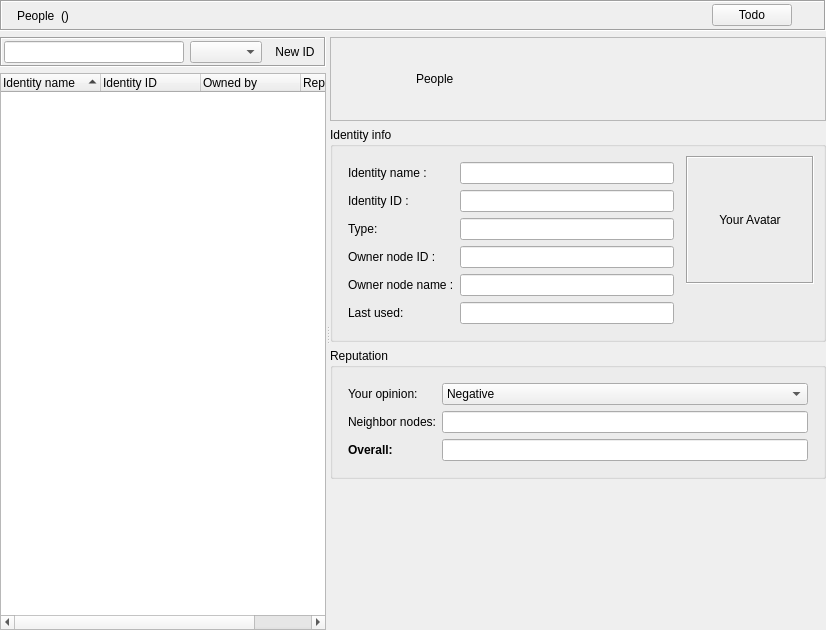
The window that retroshare-gui/src/gui/Identity/IdDialog.ui (RetroShare/RetroShare) describes before a commit, drawn with Qt 5.
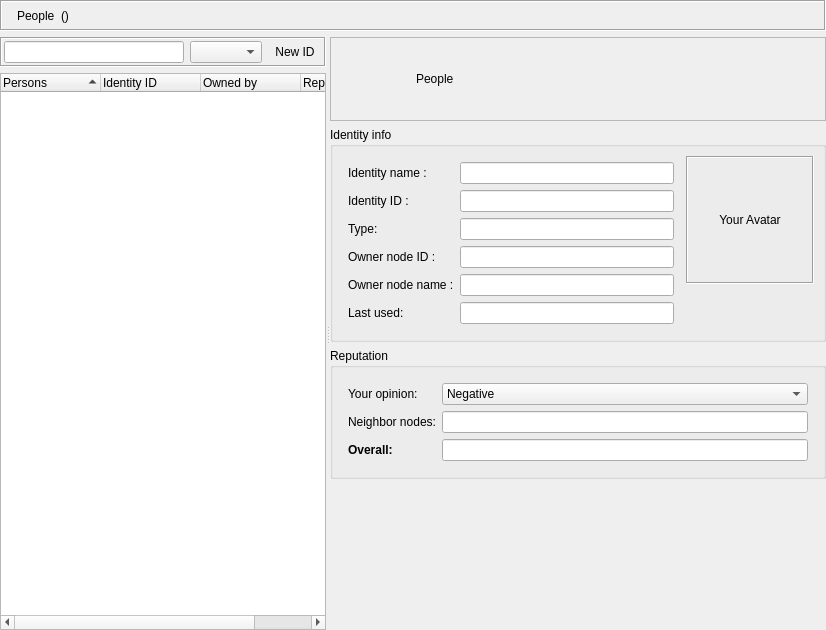
The same window after the commit. Icons and pictures are not drawn. Custom widgets are drawn as their Qt base class.

Commit message: added latest update to IdDialog from defnax

```diff
--- a/retroshare-gui/src/gui/Identity/IdDialog.ui
+++ b/retroshare-gui/src/gui/Identity/IdDialog.ui
@@ -111,13 +111,6 @@
         </property>
        </spacer>
       </item>
-      <item>
-       <widget class="QPushButton" name="todoPushButton">
-        <property name="text">
-         <string>Todo</string>
-        </property>
-       </widget>
-      </item>
       <item>
        <widget class="QToolButton" name="helpButton">
         <property name="focusPolicy">
@@ -221,6 +214,18 @@
          <property name="contextMenuPolicy">
           <enum>Qt::CustomContextMenu</enum>
          </property>
+         <property name="selectionMode">
+          <enum>QAbstractItemView::ExtendedSelection</enum>
+         </property>
+         <property name="iconSize">
+          <size>
+           <width>22</width>
+           <height>22</height>
+          </size>
+         </property>
+         <property name="indentation">
+          <number>24</number>
+         </property>
          <property name="sortingEnabled">
           <bool>true</bool>
          </property>
@@ -229,7 +234,7 @@
          </attribute>
          <column>
           <property name="text">
-           <string>Identity name</string>
+           <string>Persons</string>
           </property>
          </column>
          <column>
```
Left out of the diff: 1 changed line with no effect on the pictures. The commit also changes 2 other files.
